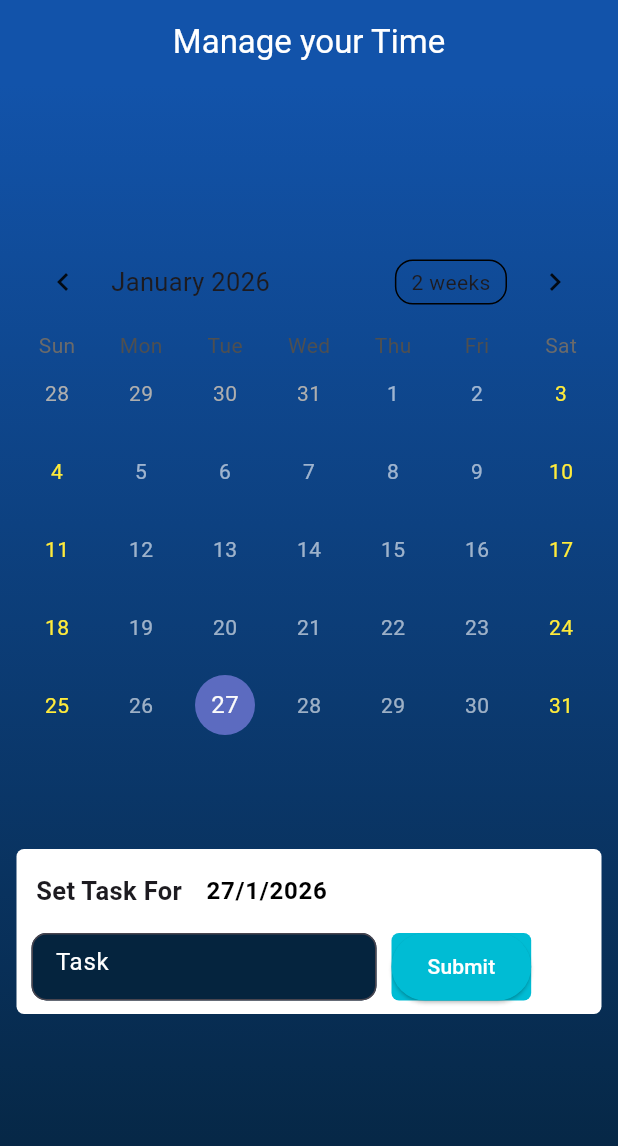
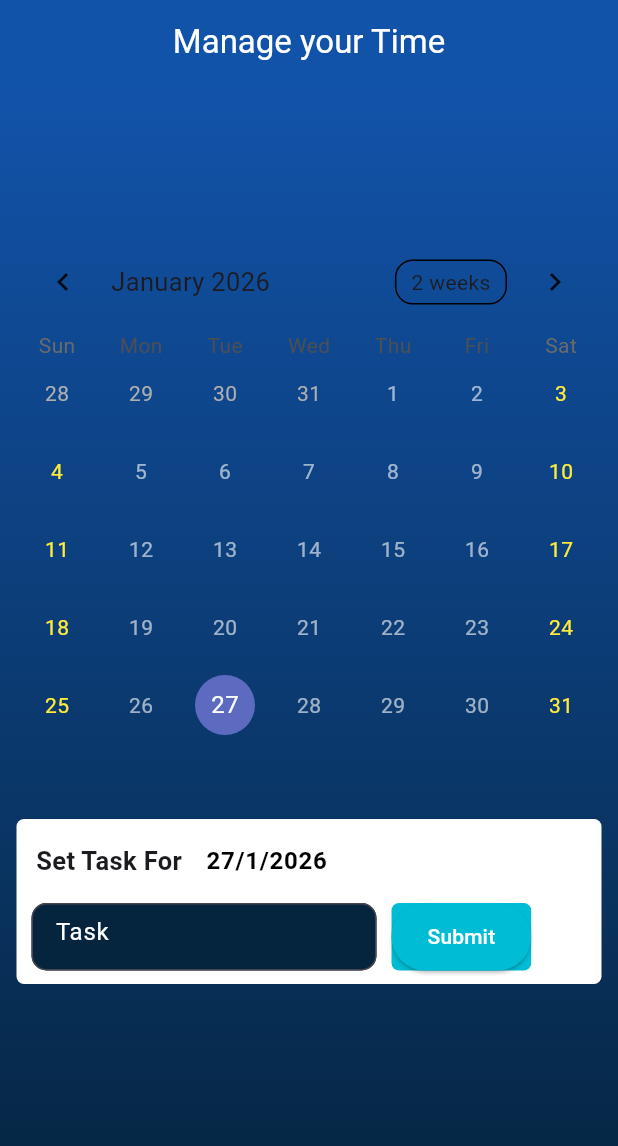
Before and after one commit to MuhammadAnas323/TodoApp1, a Flutter app: the CalenderPage screen opened directly, on a phone screen of 412 x 824 dp. Shown: the top 1146 px of the screen. Run offline on Flutter 3.47's test engine with Material 3 defaults, Android fonts, the phone set to English and light mode, and no system bars; drawn by our look-alikes of table_calendar; our stand-ins replace cloud_firestore, firebase_auth, firebase_core, flutter_dotenv, get, image_picker and 2 more; accounts and stored records are empty.

Commit message:
using GetX

```diff
--- a/lib/bottomsheet.dart
+++ b/lib/bottomsheet.dart
@@ -230,6 +230,7 @@ class _TaskBottomSheetScreenState extends State<TaskBottomSheetScreen> {
                               "Date": Date.text,
                               "Time": Time.text,
                             });
+                           // Navigator.pop(context);
                             Get.back();
                           }}
                         },
--- a/lib/calender .dart
+++ b/lib/calender .dart
@@ -76,7 +76,7 @@ class _CalenderPageState extends State<CalenderPage> {
             Padding(
               padding: const EdgeInsets.all(10),
               child: TableCalendar(
-                calendarStyle: const CalendarStyle(
+                calendarStyle:CalendarStyle(
                   defaultTextStyle: TextStyle(color: Colors.white60),
                   weekendTextStyle: TextStyle(color: Colors.yellow),
                 ),
@@ -89,7 +89,7 @@ class _CalenderPageState extends State<CalenderPage> {
                 onFormatChanged: onFormatChange,
               ),
             ),
-            SizedBox(height: 60,),
+            SizedBox(height: 40,),
             Container(height: 110, width: 390,
               decoration: BoxDecoration(
                 borderRadius: BorderRadius.all(Radius.circular(5)),
--- a/lib/menuepage.dart
+++ b/lib/menuepage.dart
@@ -222,6 +222,7 @@ class _MenuPageState extends State<MenuPage> {
         ),
       ),
       floatingActionButton: FloatingActionButton(
+
         onPressed: ()async {
           await showModalBottomSheet<void>(
             context: context,
```
